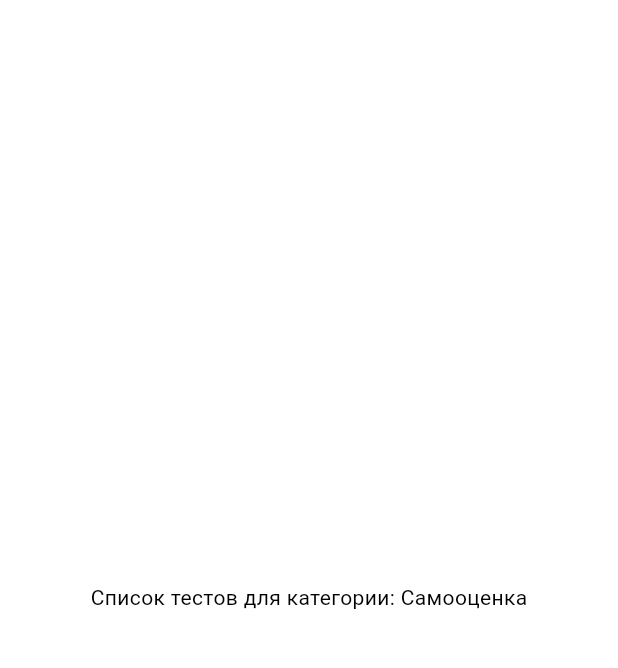
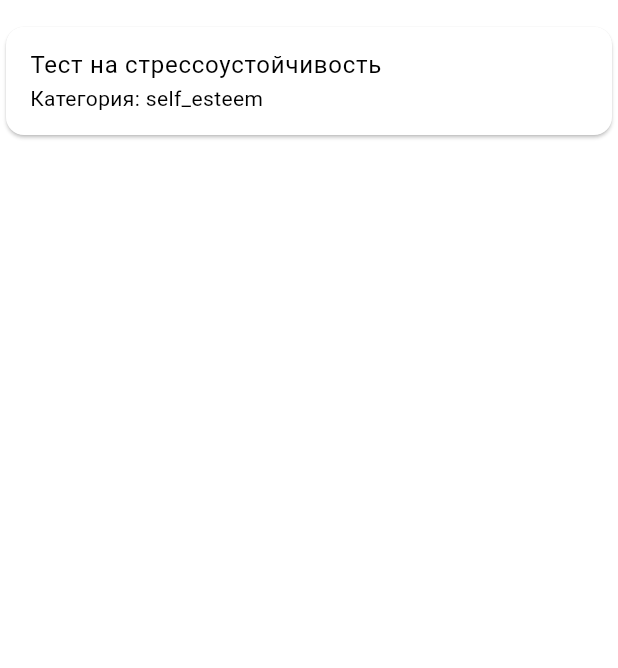
Before and after one commit to DmitriyVilla/psychology_app, a Flutter app: the screen it shows after launch, after a tap on "Самооценка", on a phone screen of 412 x 824 dp, the part 63-731 px from its top. Run offline on Flutter 3.47's test engine with Material 3 defaults, Android fonts, the light colour scheme and no system bars.

Commit message:
Read dynamically Categories and Tests from JSON file;

```diff
--- a/lib/home_page.dart
+++ /dev/null
@@ -1,108 +0,0 @@
-import 'package:flutter/material.dart';
-
-class HomePage extends StatefulWidget {
-  const HomePage({super.key});
-
-  @override
-  _HomePageState createState() => _HomePageState();
-}
-
-class _HomePageState extends State<HomePage> {
-  // Beispiel-Daten für Kategorien
-  final List<Category> categories = [
-    Category(name: 'Самооценка', icon: Icons.self_improvement),
-    Category(name: 'Стресс', icon: Icons.spa),
-    Category(name: 'Отношения', icon: Icons.favorite),
-    Category(name: 'Карьера', icon: Icons.work),
-    // Füge weitere Kategorien hinzu
-  ];
-
-  @override
-  Widget build(BuildContext context) {
-    var colorScheme = Theme.of(context).colorScheme;
-
-  return Scaffold(
-  appBar: AppBar(
-    title: const Text('Психологические тесты'),
-    centerTitle: true,
-  ),
-  body: Padding(
-    padding: const EdgeInsets.all(16.0),
-    child: Wrap(
-
-
-      spacing: 16.0, // Abstand zwischen den Karten horizontal
-      runSpacing: 16.0, // Abstand zwischen den Karten vertikal
-      children: List.generate(categories.length, (index) {
-        final category = categories[index];
-        return GestureDetector(
-          onTap: () {
-            Navigator.push(
-              context,
-              MaterialPageRoute(
-                builder: (context) => TestListScreen(category: category),
-              ),
-            );
-          },
-          child: Card(
-            shape: RoundedRectangleBorder(
-              borderRadius: BorderRadius.circular(16.0),
-            ),
-            color: Colors.deepPurple.shade100, // Hintergrundfarbe der Karten
-            child: SizedBox(
-              width: 150, // Feste Breite für die Karte
-              height: 150, // Feste Höhe für die Karte
-              child: Column(
-                mainAxisAlignment: MainAxisAlignment.center,
-                children: [
-                  Icon(category.icon, size: 40, color: Colors.deepPurple),
-                  const SizedBox(height: 8.0),
-                  Text(
-                    category.name,
-                    textAlign: TextAlign.center,
-                    style: const TextStyle(
-                      fontSize: 16.0,
-                      fontWeight: FontWeight.bold,
-                      color: Colors.deepPurple, // Textfarbe der Kategorien
-                    ),
-                  ),
-                ],
-              ),
-            ),
-          ),
-        );
-      }),
-    ),
-  ),
-);
-
-
-  }
-}
-
-// Datenmodell für Kategorien
-class Category {
-  final String name;
-  final IconData icon;
-
-  Category({required this.name, required this.icon});
-}
-
-// Beispiel-Testlisten-Bildschirm
-class TestListScreen extends StatelessWidget {
-  final Category category;
-
-  const TestListScreen({super.key, required this.category});
-
-  @override
-  Widget build(BuildContext context) {
-    return Scaffold(
-      appBar: AppBar(
-        title: Text(category.name),
-      ),
-      body: Center(
-        child: Text('Список тестов для категории: ${category.name}'),
-      ),
-    );
-  }
-}
--- a/lib/main.dart
+++ b/lib/main.dart
@@ -1,5 +1,5 @@
 import 'package:flutter/material.dart';
-import 'package:psychology_app/home_page.dart';
+import 'package:psychology_app/pages/home_page.dart';
 
 void main() {
   runApp(const MyApp());
@@ -200,7 +200,7 @@ class AppColors {
 
 
 class MyTextFont {
-  static String myTextFont = 'SF Pro';
+  static String myTextFont = 'Roboto';
 }
 
 
--- /dev/null
+++ b/lib/modell/answer.dart
@@ -0,0 +1,13 @@
+class Answer {
+  final String text; // Der Text der Antwort
+  final int score; // Die Bewertung der Antwort
+
+  Answer({required this.text, required this.score});
+
+  factory Answer.fromJson(Map<String, dynamic> json) {
+    return Answer(
+      text: json['text'],
+      score: json['score'],
+    );
+  }
+}
--- /dev/null
+++ b/lib/modell/category.dart
@@ -0,0 +1,19 @@
+//import 'package:flutter/material.dart';
+
+
+class Category {
+  final String showName;
+  final String folderName; // Название категории
+  //final IconData icon; // Иконка категории
+
+  // Конструктор
+  Category({required this.showName, required this.folderName});
+
+  factory Category.fromJson(Map<String, dynamic> json) {
+    return Category(
+      showName: json['showName'],
+      folderName: json['folderName'],
+
+    );
+  }
+}
--- /dev/null
+++ b/lib/modell/models.dart
@@ -0,0 +1,5 @@
+export 'answer.dart';
+export 'question.dart';
+export 'test.dart';
+export 'category.dart';
+export 'test_detail.dart';
--- /dev/null
+++ b/lib/modell/question.dart
@@ -0,0 +1,15 @@
+import 'package:psychology_app/modell/answer.dart';
+
+class Question {
+  final String text; // Der Text der Frage
+  final List<Answer> answers; // Liste von möglichen Antworten
+
+  Question({required this.text, required this.answers});
+
+  factory Question.fromJson(Map<String, dynamic> json) {
+    return Question(
+      text: json['question'],
+      answers: (json['answers'] as List).map((answer) => Answer.fromJson(answer)).toList(),
+    );
+  }
+}
--- /dev/null
+++ b/lib/modell/test.dart
@@ -0,0 +1,22 @@
+import 'package:psychology_app/modell/question.dart';
+
+class Test {
+
+  final String name;
+  final String category;
+
+
+  final List<Question> questions;
+
+  Test({required this.name, required this.category, required this.questions});
+
+  factory Test.fromJson(Map<String, dynamic> json) {
+    return Test(
+      name: json['name'],
+      category: json['category'],
+      questions: (json['questions'] as List)
+          .map((question) => Question.fromJson(question))
+          .toList(),
+    );
+  }
+}
--- /dev/null
+++ b/lib/pages/home_page.dart
@@ -0,0 +1,191 @@
+import 'package:flutter/material.dart';
+import 'package:psychology_app/modell/models.dart'; // Импортируем модели (Test, Category и т.д.)
+import 'package:psychology_app/utils/json_reader.dart'; // Импортируем класс для чтения JSON
+import 'package:psychology_app/utils/category_loader.dart'; // Импортируем класс для чтения JSON
+
+class HomePage extends StatefulWidget {
+  const HomePage({super.key});
+
+  @override
+  _HomePageState createState() => _HomePageState();
+}
+
+class _HomePageState extends State<HomePage> {
+  final CategoryLoader _categoryLoader = CategoryLoader();
+  final JsonReader _jsonReader = JsonReader();
+  List<Category> categories = [];
+
+  @override
+  void initState() {
+    super.initState();
+    _loadCategories();
+  }
+
+  Future<void> _loadCategories  () async {
+    final loadedCategories = await _categoryLoader.loadCategories();
+    setState(() {
+      categories = loadedCategories;
+    });
+  }
+
+  @override
+  Widget build(BuildContext context) {
+    return Scaffold(
+      appBar: AppBar(
+        title: const Text('Психологические тесты'),
+        centerTitle: true,
+      ),
+      body: categories.isEmpty
+          ? const Center(child: CircularProgressIndicator())
+          : SingleChildScrollView(
+              child: Center(
+                child: Padding(
+                  padding: const EdgeInsets.all(16.0),
+                  child: Wrap(
+                    spacing: 16.0, // Расстояние между картами по горизонтали
+                    runSpacing: 16.0, // Расстояние между картами по вертикали
+                    children: categories.map((category) {
+                      return GestureDetector(
+                        onTap: () async {
+                          // Загружаем тесты для категории
+                          final tests = await _jsonReader.loadTests(category.folderName);
+                          // Переходим на экран с тестами
+                          Navigator.push(
+                            context,
+                            MaterialPageRoute(
+                              builder: (context) => TestListScreen(
+                                category: category,
+                                tests: tests,
+                              ),
+                            ),
+                          );
+                        },
+                        child: CategoryCard(category: category),
+                      );
+                    }).toList(),
+                  ),
+                ),
+              ),
+            ),
+    );
+  }
+}
+
+class CategoryCard extends StatelessWidget {
+  final Category category;
+
+  const CategoryCard({super.key, required this.category});
+
+  @override
+  Widget build(BuildContext context) {
+    return Card(
+      shape: RoundedRectangleBorder(
+        borderRadius: BorderRadius.circular(16.0),
+      ),
+      color: Colors.deepPurple.shade100,
+      child: SizedBox(
+        width: 150,
+        height: 150,
+        child: Column(
+          mainAxisAlignment: MainAxisAlignment.center,
+          children: [
+            // Icon(category.icon, size: 40, color: Colors.deepPurple),
+            const SizedBox(height: 8.0),
+            Text(
+              category.showName,
+              textAlign: TextAlign.center,
+              style: const TextStyle(
+                fontSize: 16.0,
+                fontWeight: FontWeight.bold,
+                color: Colors.deepPurple,
+              ),
+            ),
+          ],
+        ),
+      ),
+    );
+  }
+}
+
+class TestListScreen extends StatelessWidget {
+  final Category category;
+  final List<Test> tests;
+
+  const TestListScreen({super.key, required this.category, required this.tests});
+
+  @override
+  Widget build(BuildContext context) {
+    return Scaffold(
+      appBar: AppBar(
+        title: Text(category.showName),
+      ),
+      body: tests.isEmpty
+          ? const Center(child: Text('Нет доступных тестов для этой категории.'))
+          : ListView.builder(
+              itemCount: tests.length,
+              itemBuilder: (context, index) {
+                final test = tests[index];
+                return Card(
+                  child: ListTile(
+                    title: Text(test.name),
+                    subtitle: Text('Категория: ${test.category}'),
+                    onTap: () {
+                      // Переход к подробностям теста
+                      Navigator.push(
+                        context,
+                        MaterialPageRoute(
+                          builder: (context) => TestDetail(test: test),
+                        ),
+                      );
+                    },
+                  ),
+                );
+              },
+            ),
+    );
+  }
+}
+
+class TestDetail extends StatelessWidget {
+  final Test test;
+
+  const TestDetail({super.key, required this.test});
+
+  @override
+  Widget build(BuildContext context) {
+    return Scaffold(
+      appBar: AppBar(
+        title: Text(test.name),
+      ),
+      body: ListView(
+        padding: const EdgeInsets.all(16.0),
+        children: test.questions.map((question) {
+          return Card(
+            child: Padding(
+              padding: const EdgeInsets.all(8.0),
+              child: Column(
+                crossAxisAlignment: CrossAxisAlignment.start,
+                children: [
+                  Text(
+                    question.text,
+                    style: const TextStyle(
+                      fontSize: 18.0,
+                      fontWeight: FontWeight.bold,
+                    ),
+                  ),
+                  const SizedBox(height: 8.0),
+                  ...question.answers.map((answer) {
+                    return Padding(
+                      padding: const EdgeInsets.symmetric(vertical: 4.0),
+                      child: Text('- ${answer.text} (баллы: ${answer.score})'),
+                    );
+                  }).toList(),
+                ],
+              ),
+            ),
+          );
+        }).toList(),
+      ),
+    );
+  }
+}
--- /dev/null
+++ b/lib/utils/category_loader.dart
@@ -0,0 +1,11 @@
+import 'dart:convert';
+import 'package:flutter/services.dart';
+import 'package:psychology_app/modell/models.dart';
+
+class CategoryLoader {
+  Future<List<Category>> loadCategories() async {
+    final String jsonString = await rootBundle.loadString('assets/categories.json');
+    final List<dynamic> jsonData = json.decode(jsonString);
+    return jsonData.map((item) => Category.fromJson(item)).toList();
+  }
+}
--- /dev/null
+++ b/lib/utils/json_reader.dart
@@ -0,0 +1,31 @@
+import 'dart:convert';
+import 'package:flutter/services.dart';
+import 'package:psychology_app/modell/models.dart';
+
+class JsonReader {
+  Future<List<Test>> loadTests(String folderName) async {
+    try {
+      final manifestString = await rootBundle.loadString('AssetManifest.json');
+      final manifestJson = json.decode(manifestString) as Map<String, dynamic>;
+
+      final testFiles = manifestJson.keys
+          .where((key) => key.startsWith('assets/$folderName/') && key.endsWith('.json'))
+          .toList();
+
+      List<Test> tests = [];
+      for (var file in testFiles) {
+        final jsonString = await rootBundle.loadString(file);
+        final List<dynamic> jsonList = json.decode(jsonString); // Парсим JSON как список
+        for (var jsonItem in jsonList) {
+          final test = Test.fromJson(jsonItem as Map<String, dynamic>); // Приводим к Map
+          tests.add(test);
+        }
+      }
+
+      return tests;
+    } catch (e) {
+      print("Ошибка при загрузке тестов: $e");
+      return [];
+    }
+  }
+}
```
Also changed, not shown: assets/categories.json (added, +14 -0 lines), assets/self_esteem/test1.json (added, +23 -0 lines), lib/modell/test_detail.dart (added, +52 -0 lines), lib/pages/categories/self_esteem.dart (added, +78 -0 lines), pubspec.yaml (+6 -1 lines).
